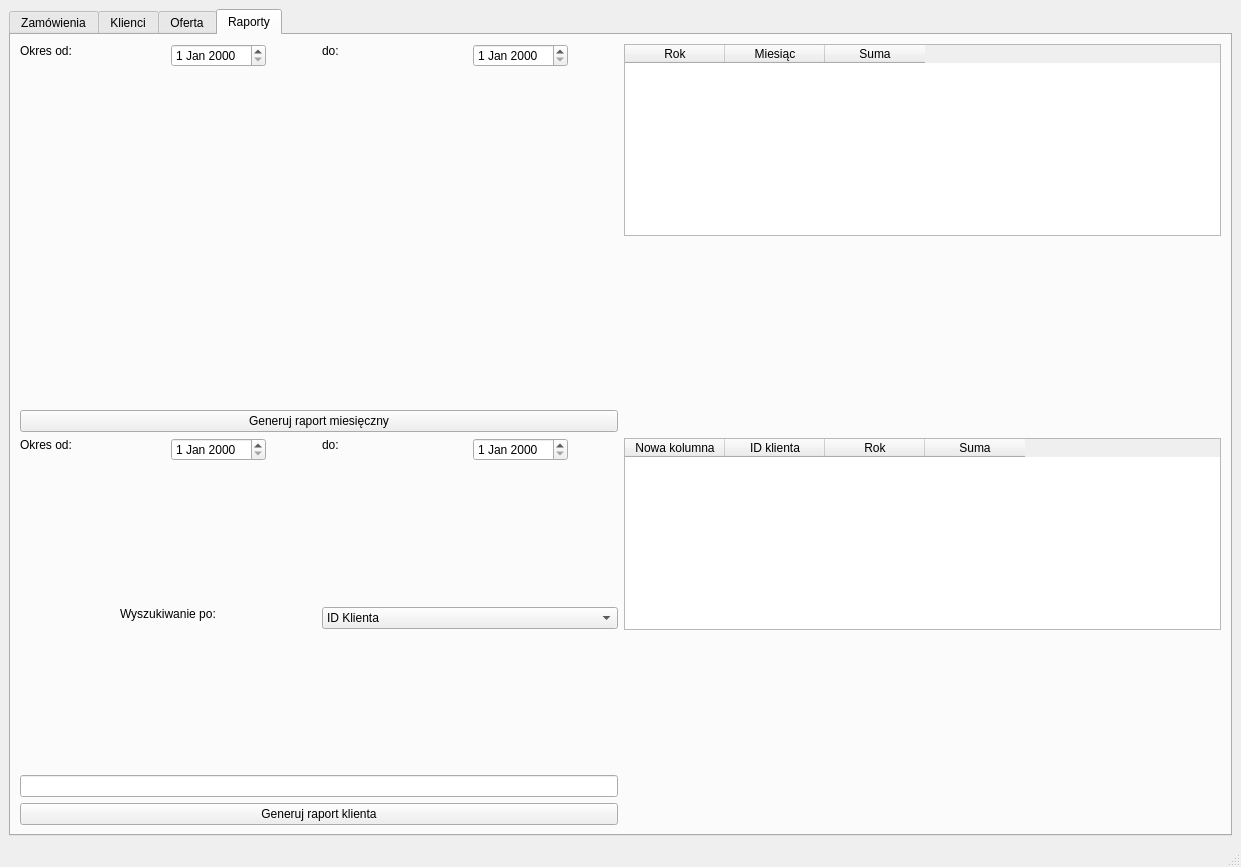
Qt form app/ui/mainwindow.ui (HBuczynski/Fabryka_okien) before a commit.
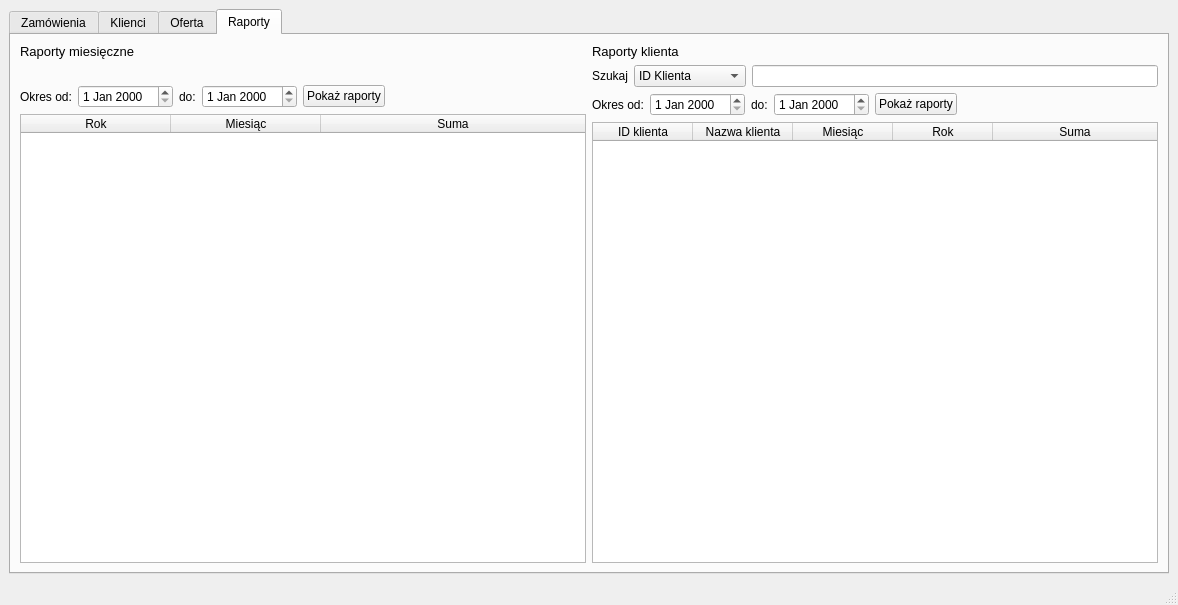
The same form after that commit. The open tabs and pages were chosen to show the change.

Commit message: report tab modified

```diff
--- a/app/ui/mainwindow.ui
+++ b/app/ui/mainwindow.ui
@@ -6,8 +6,8 @@
    <rect>
     <x>0</x>
     <y>0</y>
-    <width>1241</width>
-    <height>867</height>
+    <width>1178</width>
+    <height>605</height>
    </rect>
   </property>
   <property name="windowTitle">
@@ -20,7 +20,7 @@
       <item>
        <widget class="QTabWidget" name="tabWidget">
         <property name="currentIndex">
-         <number>0</number>
+         <number>3</number>
         </property>
         <property name="usesScrollButtons">
          <bool>true</bool>
@@ -154,7 +154,7 @@
               <item>
                <widget class="QLabel" name="label">
                 <property name="text">
-                 <string>Pokaż zamówienia:</string>
+                 <string>Pokaż:</string>
                 </property>
                </widget>
               </item>
@@ -162,7 +162,7 @@
                <widget class="QComboBox" name="comboBox">
                 <item>
                  <property name="text">
-                  <string>wszystkie</string>
+                  <string>wszystko</string>
                  </property>
                 </item>
                 <item>
@@ -383,7 +383,7 @@
               <item>
                <widget class="QLabel" name="label">
                 <property name="text">
-                 <string>Pokaż zamówienia:</string>
+                 <string>Pokaż:</string>
                 </property>
                </widget>
               </item>
@@ -391,7 +391,7 @@
                <widget class="QComboBox" name="comboBox">
                 <item>
                  <property name="text">
-                  <string>wszystkie</string>
+                  <string>wszystko</string>
                  </property>
                 </item>
                 <item>
@@ -524,36 +524,14 @@
          </attribute>
          <layout class="QGridLayout" name="gridLayout_3">
           <item row="0" column="0">
-           <layout class="QHBoxLayout" name="horizontalLayout_2" stretch="1,2">
-            <item>
-             <layout class="QVBoxLayout" name="verticalLayout_3">
-              <item>
-               <widget class="QLabel" name="label_5">
-                <property name="text">
-                 <string>Dostępne modele:</string>
-                </property>
-               </widget>
-              </item>
-              <item>
-               <widget class="QListView" name="listView"/>
-              </item>
-             </layout>
-            </item>
-            <item>
-             <layout class="QVBoxLayout" name="verticalLayout_2">
-              <item>
-               <widget class="QLabel" name="label_6">
-                <property name="text">
-                 <string>Segmenty dostępne w ramach wybranego modelu:</string>
-                </property>
-               </widget>
-              </item>
-              <item>
-               <widget class="QTreeView" name="treeView"/>
-              </item>
-             </layout>
-            </item>
-           </layout>
+           <widget class="QLabel" name="offerTreeViewLabel">
+            <property name="text">
+             <string>Dostępne modele:</string>
+            </property>
+           </widget>
+          </item>
+          <item row="1" column="0">
+           <widget class="QTreeView" name="offerTreeView"/>
           </item>
          </layout>
         </widget>
@@ -562,202 +540,287 @@
           <string>Raporty</string>
          </attribute>
          <layout class="QGridLayout" name="gridLayout_5">
+          <item row="0" column="0">
+           <layout class="QVBoxLayout" name="montReportLayout">
+            <item>
+             <widget class="QLabel" name="label_6">
+              <property name="font">
+               <font>
+                <pointsize>10</pointsize>
+               </font>
+              </property>
+              <property name="text">
+               <string>Raporty miesięczne</string>
+              </property>
+             </widget>
+            </item>
+            <item>
+             <spacer name="verticalSpacer">
+              <property name="orientation">
+               <enum>Qt::Vertical</enum>
+              </property>
+              <property name="sizeType">
+               <enum>QSizePolicy::Fixed</enum>
+              </property>
+              <property name="sizeHint" stdset="0">
+               <size>
+                <width>20</width>
+                <height>20</height>
+               </size>
+              </property>
+             </spacer>
+            </item>
+            <item>
+             <layout class="QHBoxLayout" name="monthReportDateSearchLayout">
+              <item>
+               <widget class="QLabel" name="monthReportStartLabel">
+                <property name="text">
+                 <string>Okres od:</string>
+                </property>
+               </widget>
+              </item>
+              <item>
+               <widget class="QDateEdit" name="monthReportStartDateEdit"/>
+              </item>
+              <item>
+               <widget class="QLabel" name="monthReportEndLabel">
+                <property name="text">
+                 <string>do:</string>
+                </property>
+               </widget>
+              </item>
+              <item>
+               <widget class="QDateEdit" name="monthReportEndDateEdit"/>
+              </item>
+              <item>
+               <widget class="QPushButton" name="monthReportShowButton">
+                <property name="text">
+                 <string>Pokaż raporty</string>
+                </property>
+               </widget>
+              </item>
+              <item>
+               <spacer name="horizontalSpacer_4">
+                <property name="orientation">
+                 <enum>Qt::Horizontal</enum>
+                </property>
+                <property name="sizeHint" stdset="0">
+                 <size>
+                  <width>40</width>
+                  <height>20</height>
+                 </size>
+                </property>
+               </spacer>
+              </item>
+             </layout>
+            </item>
+            <item>
+             <widget class="QTableWidget" name="monthReportTable">
+              <property name="sortingEnabled">
+               <bool>true</bool>
+              </property>
+              <attribute name="horizontalHeaderCascadingSectionResizes">
+               <bool>true</bool>
+              </attribute>
+              <attribute name="horizontalHeaderDefaultSectionSize">
+               <number>150</number>
+              </attribute>
+              <attribute name="horizontalHeaderMinimumSectionSize">
+               <number>50</number>
+              </attribute>
+              <attribute name="horizontalHeaderStretchLastSection">
+               <bool>true</bool>
+              </attribute>
+              <attribute name="verticalHeaderCascadingSectionResizes">
+               <bool>true</bool>
+              </attribute>
+              <attribute name="verticalHeaderDefaultSectionSize">
+               <number>40</number>
+              </attribute>
+              <attribute name="verticalHeaderShowSortIndicator" stdset="0">
+               <bool>true</bool>
+              </attribute>
+              <attribute name="verticalHeaderStretchLastSection">
+               <bool>true</bool>
+              </attribute>
+              <column>
+               <property name="text">
+                <string>Rok</string>
+               </property>
+              </column>
+              <column>
+               <property name="text">
+                <string>Miesiąc</string>
+               </property>
+              </column>
+              <column>
+               <property name="text">
+                <string>Suma</string>
+               </property>
+              </column>
+             </widget>
+            </item>
+           </layout>
+          </item>
           <item row="0" column="1">
-           <layout class="QHBoxLayout" name="horizontalLayout_3">
+           <layout class="QVBoxLayout" name="clientReportLayout">
             <item>
-             <layout class="QVBoxLayout" name="verticalLayout_7">
-              <item alignment="Qt::AlignTop">
-               <widget class="QTableWidget" name="tableWidget_2">
-                <column>
-                 <property name="text">
-                  <string>Rok</string>
-                 </property>
-                </column>
-                <column>
-                 <property name="text">
-                  <string>Miesiąc</string>
-                 </property>
-                </column>
-                <column>
-                 <property name="text">
-                  <string>Suma</string>
-                 </property>
-                </column>
-               </widget>
-              </item>
-              <item alignment="Qt::AlignTop">
-               <widget class="QTableWidget" name="tableWidget_4">
-                <column>
-                 <property name="text">
-                  <string>Nowa kolumna</string>
-                 </property>
-                </column>
-                <column>
-                 <property name="text">
-                  <string>ID klienta</string>
-                 </property>
-                </column>
-                <column>
-                 <property name="text">
-                  <string>Rok</string>
-                 </property>
-                </column>
-                <column>
-                 <property name="text">
-                  <string>Suma</string>
-                 </property>
-                </column>
-               </widget>
-              </item>
-             </layout>
-            </item>
-           </layout>
-          </item>
-          <item row="0" column="0">
-           <layout class="QVBoxLayout" name="verticalLayout_4">
-            <property name="sizeConstraint">
-             <enum>QLayout::SetMinimumSize</enum>
-            </property>
-            <item>
-             <layout class="QVBoxLayout" name="verticalLayout_10">
-              <item>
-               <layout class="QHBoxLayout" name="horizontalLayout_7">
-                <property name="sizeConstraint">
-                 <enum>QLayout::SetMinimumSize</enum>
-                </property>
-                <item alignment="Qt::AlignTop">
-                 <widget class="QLabel" name="label_7">
-                  <property name="text">
-                   <string>Okres od:</string>
-                  </property>
-                 </widget>
-                </item>
-                <item alignment="Qt::AlignLeft|Qt::AlignTop">
-                 <widget class="QDateEdit" name="dateEdit_4"/>
-                </item>
-                <item alignment="Qt::AlignLeft|Qt::AlignTop">
-                 <widget class="QLabel" name="label_8">
-                  <property name="text">
-                   <string>do:</string>
-                  </property>
-                 </widget>
-                </item>
-                <item alignment="Qt::AlignLeft|Qt::AlignTop">
-                 <widget class="QDateEdit" name="dateEdit_3"/>
-                </item>
-               </layout>
-              </item>
-             </layout>
-            </item>
-            <item>
-             <widget class="QPushButton" name="Generuj_miesieczny">
+             <widget class="QLabel" name="label_7">
+              <property name="font">
+               <font>
+                <pointsize>10</pointsize>
+               </font>
+              </property>
               <property name="text">
-               <string>Generuj raport miesięczny</string>
+               <string>Raporty klienta</string>
               </property>
              </widget>
             </item>
             <item>
-             <layout class="QHBoxLayout" name="horizontalLayout_8">
+             <layout class="QHBoxLayout" name="clientReportSearchLayout">
               <item>
-               <layout class="QVBoxLayout" name="verticalLayout_8">
+               <widget class="QLabel" name="clientReportSearchLabel">
+                <property name="text">
+                 <string>Szukaj</string>
+                </property>
+               </widget>
+              </item>
+              <item>
+               <widget class="QComboBox" name="clientReportSearchComboBox">
                 <item>
-                 <layout class="QHBoxLayout" name="horizontalLayout_9">
-                  <property name="sizeConstraint">
-                   <enum>QLayout::SetMinimumSize</enum>
-                  </property>
-                  <item alignment="Qt::AlignLeft|Qt::AlignTop">
-                   <widget class="QLabel" name="label_9">
-                    <property name="sizePolicy">
-                     <sizepolicy hsizetype="Minimum" vsizetype="Preferred">
-                      <horstretch>0</horstretch>
-                      <verstretch>0</verstretch>
-                     </sizepolicy>
-                    </property>
-                    <property name="text">
-                     <string>Okres od:</string>
-                    </property>
-                   </widget>
-                  </item>
-                  <item alignment="Qt::AlignLeft|Qt::AlignTop">
-                   <widget class="QDateEdit" name="dateEdit_6"/>
-                  </item>
-                  <item alignment="Qt::AlignLeft|Qt::AlignTop">
-                   <widget class="QLabel" name="label_10">
-                    <property name="sizePolicy">
-                     <sizepolicy hsizetype="Minimum" vsizetype="Preferred">
-                      <horstretch>0</horstretch>
-                      <verstretch>0</verstretch>
-                     </sizepolicy>
-                    </property>
-                    <property name="text">
-                     <string>do:</string>
-                    </property>
-                   </widget>
-                  </item>
-                  <item alignment="Qt::AlignLeft|Qt::AlignTop">
-                   <widget class="QDateEdit" name="dateEdit_5"/>
-                  </item>
-                 </layout>
+                 <property name="text">
+                  <string>ID Klienta</string>
+                 </property>
                 </item>
                 <item>
-                 <layout class="QHBoxLayout" name="horizontalLayout_11">
-                  <property name="sizeConstraint">
-                   <enum>QLayout::SetMinimumSize</enum>
-                  </property>
-                  <item alignment="Qt::AlignHCenter|Qt::AlignTop">
-                   <widget class="QLabel" name="label_12">
-                    <property name="text">
-                     <string>Wyszukiwanie po:</string>
-                    </property>
-                   </widget>
-                  </item>
-                  <item alignment="Qt::AlignTop">
-                   <widget class="QComboBox" name="comboBox_2">
-                    <item>
-                     <property name="text">
-                      <string>ID Klienta</string>
-                     </property>
-                    </item>
-                    <item>
-                     <property name="text">
-                      <string>Imię i nazwisko</string>
-                     </property>
-                    </item>
-                    <item>
-                     <property name="text">
-                      <string>Nazwa firmy</string>
-                     </property>
-                    </item>
-                    <item>
-                     <property name="text">
-                      <string>PESEL</string>
-                     </property>
-                    </item>
-                    <item>
-                     <property name="text">
-                      <string>NIP</string>
-                     </property>
-                    </item>
-                   </widget>
-                  </item>
-                 </layout>
+                 <property name="text">
+                  <string>Imię i nazwisko</string>
+                 </property>
                 </item>
                 <item>
-                 <widget class="QLineEdit" name="lineEdit_2">
-                  <property name="text">
-                   <string/>
-                  </property>
-                 </widget>
+                 <property name="text">
+                  <string>Nazwa firmy</string>
+                 </property>
                 </item>
-               </layout>
+                <item>
+                 <property name="text">
+                  <string>PESEL</string>
+                 </property>
+                </item>
+                <item>
+                 <property name="text">
+                  <string>NIP</string>
+                 </property>
+                </item>
+               </widget>
               </item>
+              <item>
+               <widget class="QLineEdit" name="clientReportSearchLineEdit">
+                <property name="text">
+                 <string/>
+                </property>
+               </widget>
+              </item>
              </layout>
             </item>
             <item>
-             <widget class="QPushButton" name="Generuj_raport_klienta">
-              <property name="text">
-               <string>Generuj raport klienta</string>
-              </property>
+             <layout class="QHBoxLayout" name="clientReportDateSearchLayout">
+              <item>
+               <widget class="QLabel" name="clientReportStartLabel">
+                <property name="sizePolicy">
+                 <sizepolicy hsizetype="Minimum" vsizetype="Preferred">
+                  <horstretch>0</horstretch>
+                  <verstretch>0</verstretch>
+                 </sizepolicy>
+                </property>
+                <property name="text">
+                 <string>Okres od:</string>
+                </property>
+               </widget>
+              </item>
+              <item>
+               <widget class="QDateEdit" name="clientReportStartDateEdit"/>
+              </item>
+              <item>
+               <widget class="QLabel" name="clientReportEndLabel">
+                <property name="sizePolicy">
+                 <sizepolicy hsizetype="Minimum" vsizetype="Preferred">
+                  <horstretch>0</horstretch>
+                  <verstretch>0</verstretch>
+                 </sizepolicy>
+                </property>
+                <property name="text">
+                 <string>do:</string>
+                </property>
+               </widget>
+              </item>
+              <item>
+               <widget class="QDateEdit" name="clientReportEndDateEdit"/>
+              </item>
+              <item>
+               <widget class="QPushButton" name="clientReportShowButton">
+                <property name="text">
+                 <string>Pokaż raporty</string>
+                </property>
+               </widget>
+              </item>
+              <item>
+               <spacer name="horizontalSpacer_5">
+                <property name="orientation">
+                 <enum>Qt::Horizontal</enum>
+                </property>
+                <property name="sizeHint" stdset="0">
+                 <size>
+                  <width>40</width>
+                  <height>20</height>
+                 </size>
+                </property>
+               </spacer>
+              </item>
+             </layout>
+            </item>
+            <item>
+             <widget class="QTableWidget" name="clientReportTable">
+              <attribute name="horizontalHeaderShowSortIndicator" stdset="0">
+               <bool>true</bool>
+              </attribute>
+              <attribute name="horizontalHeaderStretchLastSection">
+               <bool>true</bool>
+              </attribute>
+              <attribute name="verticalHeaderCascadingSectionResizes">
+               <bool>true</bool>
+              </attribute>
+              <attribute name="verticalHeaderShowSortIndicator" stdset="0">
+               <bool>true</bool>
+              </attribute>
+              <attribute name="verticalHeaderStretchLastSection">
+               <bool>true</bool>
+              </attribute>
+              <column>
+               <property name="text">
+                <string>ID klienta</string>
+               </property>
+              </column>
+              <column>
+               <property name="text">
+                <string>Nazwa klienta</string>
+               </property>
+              </column>
+              <column>
+               <property name="text">
+                <string>Miesiąc</string>
+               </property>
+              </column>
+              <column>
+               <property name="text">
+                <string>Rok</string>
+               </property>
+              </column>
+              <column>
+               <property name="text">
+                <string>Suma</string>
+               </property>
+              </column>
              </widget>
             </item>
            </layout>
```
The commit also changes 1 other file.
